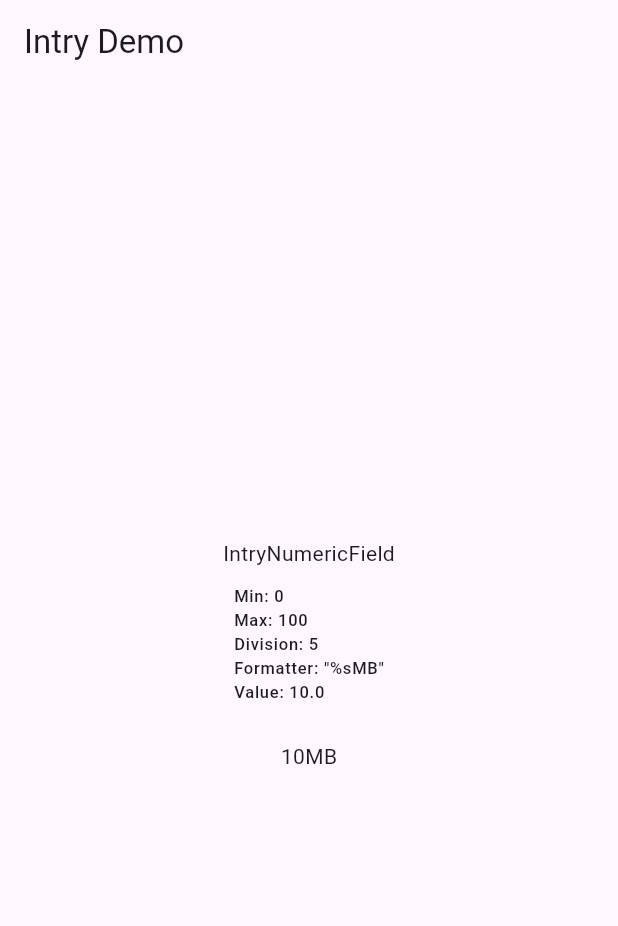
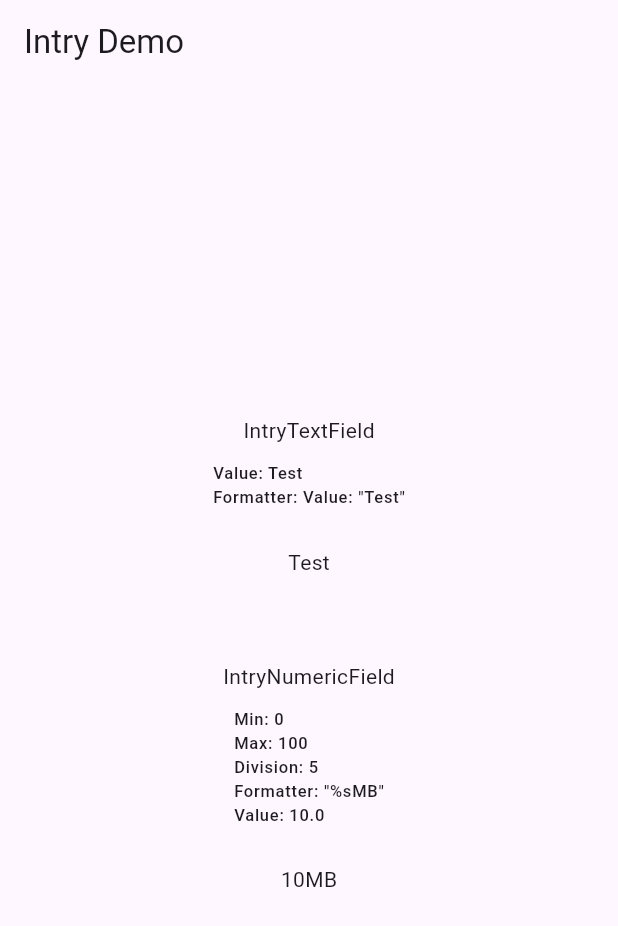
Before and after one commit to manjav/intry, a Flutter app: the screen it shows after launch, on a phone screen of 412 x 824 dp. Shown: the top 926 px of the screen. Run offline on Flutter 3.47's test engine with Material 3 defaults, Android fonts, the light colour scheme and no system bars; missing offline and left inert: math_parser.

Commit message:
feature - add text field

```diff
--- a/example/lib/main.dart
+++ b/example/lib/main.dart
@@ -29,6 +29,7 @@ class MyHomePage extends StatefulWidget {
 }
 
 class _MyHomePageState extends State<MyHomePage> {
+  String _textValue = "Test";
   double _numericValue = 10;
 
   @override
@@ -42,7 +43,20 @@ class _MyHomePageState extends State<MyHomePage> {
         child: Column(
           mainAxisAlignment: MainAxisAlignment.center,
           children: <Widget>[
-
+            const Text("IntryTextField"),
+            const SizedBox(height: 10),
+            Text(
+              'Value: $_textValue\nFormatter: Value: "$_textValue"',
+              style: Theme.of(context).textTheme.labelSmall,
+            ),
+            const SizedBox(height: 20),
+            IntryTextField(
+              value: _textValue,
+              decoration: NumericIntryDecoration.outline(context),
+              // formatter: "Value: %s",
+              onChanged: (String value) => setState(() => _textValue = value),
+            ),
+            const SizedBox(height: 50),
             const Text("IntryNumericField"),
             const SizedBox(height: 10),
             Text(
--- a/lib/intry.dart
+++ b/lib/intry.dart
@@ -13,5 +13,6 @@ library intry;
 
 export 'src/intry_basic_field.dart';
 export 'src/intry_numeric_field.dart';
+export 'src/intry_text_field.dart';
 export 'src/theme/intry_numeric_decoration.dart';
 export 'src/utils/utils.dart';
--- /dev/null
+++ b/lib/src/intry_text_field.dart
@@ -0,0 +1,65 @@
+import 'package:flutter/material.dart';
+import 'package:flutter/services.dart';
+import 'package:intry/intry.dart';
+
+/// A library for creating a text input widget.
+class IntryTextField extends IntryBasicField {
+  /// The callback function that gets called when the value changes.
+  final ValueChanged<String>? onChanged;
+
+  /// Initializes the [IntryTextField] widget with the provided parameters.
+  ///
+  /// The [formatter] is a string used to format the text displayed in the text field.
+  ///
+  /// The [mouseCursor] parameter sets the mouse cursor to be displayed when
+  /// hovering over the widget.
+  ///
+  /// The [decoration] parameter sets the decoration of the widget.
+  ///
+  /// The [enabled] parameter sets whether the widget is enabled or disabled.
+  ///
+  /// The [value] parameter sets the initial value of the widget.
+  ///
+  /// The [onChanged] parameter is a callback function that gets called
+  /// when the value changes. It receives the new value as a [String] parameter.
+
+  /// The initial value for the input.
+  final String value;
+
+  /// Constructs a [IntryTextField] widget with the given parameters.
+  const IntryTextField({
+    super.key,
+    super.formatter,
+    super.mouseCursor,
+    super.decoration,
+    super.enabled,
+    required this.value,
+    required this.onChanged,
+  }) : super();
+
+  /// Creates the mutable state for this widget at a given location in the
+  @override
+  IntryBasicFieldState<IntryTextField> createState() => _TextIntryState();
+}
+
+/// `_TextIntryState` is a state class for the TextEntry widget.
+///
+/// It manages the state of the TextEntry widget, including the current value
+/// and whether the widget is currently focused. It provides methods to update
+/// the value and handle user input.
+class _TextIntryState extends IntryBasicFieldState<IntryTextField> {
+  /// Controller for managing the text input in the widget
+  @override
+  Widget textBuilder(
+      {String? text, List<TextInputFormatter>? inputFormatters}) {
+    text = widget.value;
+    return super.textBuilder(text: text);
+  }
+
+  /// Sets the text in the text controller and updates the widget's value.
+  @override
+  void setText() {
+    // Pass the result to the `widget.onChanged` callback.
+    widget.onChanged?.call(textController.text);
+  }
+}
```
